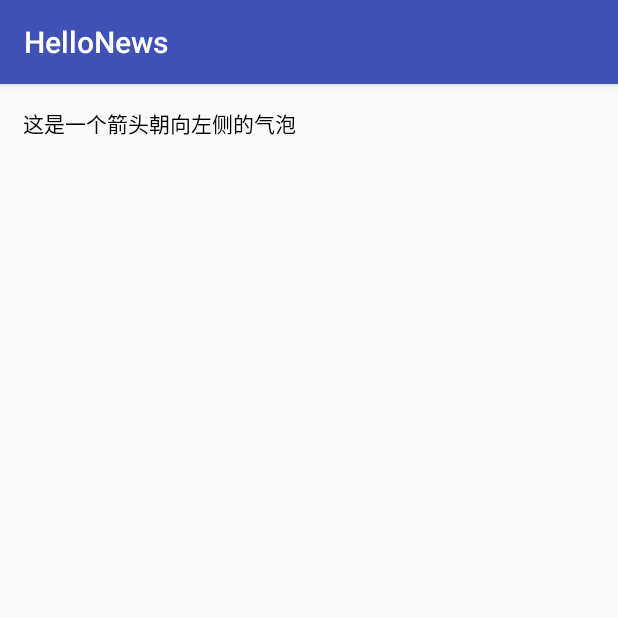
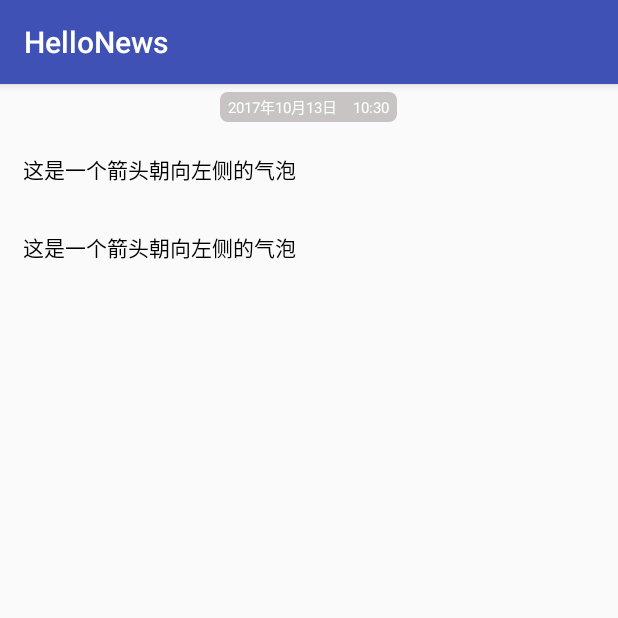
Before and after one commit to Rottin/HelloNews, an Android app: the screen it shows after launch (ChatActivity), on a phone screen of 412 x 824 dp, the top half of it. Run offline under Robolectric (Android 15) with nearby library versions, the phone set to English and light mode, and no system bars; libraries missing offline, so code that uses them is left out: com.github.library.bubbleview; plain views replace BubbleTextView; 3 statements that could not run were skipped.

Commit message:
Chat time, listview divider, greeting

```diff
--- a/app/src/main/java/com/rottin/administrator/hellonews/ChatActivity.java
+++ b/app/src/main/java/com/rottin/administrator/hellonews/ChatActivity.java
@@ -1,5 +1,8 @@
 package com.rottin.administrator.hellonews;
 
+import android.content.ClipData;
+import android.content.ClipDescription;
+import android.content.ClipboardManager;
 import android.content.Context;
 import android.nfc.Tag;
 import android.os.AsyncTask;
@@ -13,6 +16,8 @@ import android.view.View;
 import android.view.ViewGroup;
 import android.widget.BaseAdapter;
 import android.widget.ListView;
+import android.widget.TextView;
+import android.widget.Toast;
 
 import com.github.library.bubbleview.BubbleTextView;
 
@@ -22,7 +27,9 @@ import java.io.InputStreamReader;
 import java.net.MalformedURLException;
 import java.net.URL;
 import java.net.URLConnection;
+import java.sql.Time;
 import java.util.ArrayList;
+import java.util.Calendar;
 import java.util.HashMap;
 import java.util.Objects;
 import java.util.zip.Inflater;
@@ -43,6 +50,9 @@ public class ChatActivity extends AppCompatActivity {
         init();
         chatAdapter = new ChatAdapter(this, chatArrayList);
         chatListView.setAdapter(chatAdapter);
+
+        sendNowTime();
+        sendGreeting();
         mAsyncTask asyncTask = new mAsyncTask();
         asyncTask.execute();
     }
@@ -54,14 +64,49 @@ public class ChatActivity extends AppCompatActivity {
     }
 
     //发送一个聊天内容（在界面添加一个气泡
-    private void sendAChat(String content, int type) throws InterruptedException {
+    private void sendAChat(String content, int type) {
 
         // TODO: 2017/11/12 如果同时大量添加，气泡顺序混乱
 
         ChatData chatData = new ChatData(content, type);
         chatArrayList.add(chatData);
         chatAdapter.notifyDataSetChanged();
-        Thread.sleep(100);
+//        Thread.sleep(100);
+    }
+    private void sendNowTime(){
+        Calendar calendar = Calendar.getInstance();
+        String time = ""
+                + calendar.get(Calendar.YEAR)+"年"
+                + calendar.get(Calendar.MONTH)+"月"
+                +calendar.get(Calendar.DAY_OF_MONTH)+"日"
+                + "    "
+                + calendar.get(Calendar.HOUR_OF_DAY)+":";
+        if(calendar.get(Calendar.MINUTE)/10 == 0)
+            time  += "0"+calendar.get(Calendar.MINUTE);
+        else
+            time += calendar.get(Calendar.MINUTE);
+        Log.d(TAG, "NowTime:"+time);
+
+        ChatData chatData = new ChatData(time, 2);
+        chatArrayList.add(chatData);
+        chatAdapter.notifyDataSetChanged();
+    }
+    private void sendGreeting(){
+        Calendar calendar = Calendar.getInstance();
+        int hour = calendar.get(Calendar.HOUR_OF_DAY);
+        String greeting = "";
+        if(hour>=4 &&hour <10)
+            greeting = "早啊";
+        else if (hour>=10 &&hour <12)
+            greeting = "上午好";
+        else if (hour>=12 &&hour <18)
+            greeting = "下午好";
+        else if (hour>=18 &&hour <=24)
+            greeting = "晚上好";
+        else if (hour>=0&&hour<4)
+            greeting = "夜深了";
+
+        sendAChat(greeting,0);
     }
 
 
@@ -69,7 +114,7 @@ public class ChatActivity extends AppCompatActivity {
 
         Context context;
         ArrayList<ChatData> chatArrayList = null;
-        int[] bubbleLayout = {R.layout.bubble_arrow_to_left, R.layout.bubble_arrow_to_right};
+        int[] bubbleLayout = {R.layout.bubble_arrow_to_left, R.layout.bubble_arrow_to_right, R.layout.time_list_item};
         LayoutInflater inflater;
 
         public ChatAdapter(Context context, ArrayList<ChatData> chatArrayList) {
@@ -101,15 +146,40 @@ public class ChatActivity extends AppCompatActivity {
 //                int type = chatArrayList.get(position).getType();
 //                convertView = inflater.inflate(bubbleLayout[type], null);
 //            }
-            int type = chatArrayList.get(position).getType();
+            ChatData chatData = chatArrayList.get(position);
+            int type = chatData.getType();
             convertView = inflater.inflate(bubbleLayout[type], null);
+            if(type == 0|| type == 1){
+                final BubbleTextView bubbleTextView = (BubbleTextView) convertView.findViewById(R.id.bubble);
+                char[] contentToChar = chatData.getContent().toCharArray();
+                Log.d("Chat", chatData.getContent() + "");
+                bubbleTextView.setText(contentToChar, 0, contentToChar.length);
+                bubbleTextView.setOnLongClickListener(new View.OnLongClickListener() {
+                    @Override
+                    public boolean onLongClick(View v) {
+                        //长按复制内容
+                        ClipboardManager clipboardManager = (ClipboardManager)getSystemService(CLIPBOARD_SERVICE);
+                        ClipData.Item item = new ClipData.Item(bubbleTextView.getText());
+                        ClipDescription description = new ClipDescription(null,new String[]{ClipDescription.MIMETYPE_TEXT_PLAIN});
+                        ClipData clipData = new ClipData(description,item);
+                        clipboardManager.setPrimaryClip(clipData);
+                        Toast.makeText(ChatActivity.this, "已复制",Toast.LENGTH_SHORT).show();
+                        return true;
+                    }
+                });
+            }else if (type == 2){
+                TextView timeTextView = (TextView)convertView.findViewById(R.id.time_textview);
+                timeTextView.setText(chatData.getContent());
+            }
 
-            BubbleTextView bubbleTextView = (BubbleTextView) convertView.findViewById(R.id.bubble);
-            char[] contentToChar = chatArrayList.get(position).getContent().toCharArray();
-            Log.d("Chat", chatArrayList.get(position).getContent() + "");
-            bubbleTextView.setText(contentToChar, 0, contentToChar.length);
             return convertView;
         }
+
+        @Override
+        public boolean isEnabled(int position) {
+            return true;
+        }
+
     }
 
     private class mAsyncTask extends AsyncTask<String, Void, String>{
@@ -147,11 +217,7 @@ public class ChatActivity extends AppCompatActivity {
 
         @Override
         protected void onPostExecute(String s) {
-            try {
-                sendAChat(s, 0);
-            } catch (InterruptedException e) {
-                e.printStackTrace();
-            }
+            sendAChat(s, 0);
         }
     }
 }
--- a/app/src/main/java/com/rottin/administrator/hellonews/ChatData.java
+++ b/app/src/main/java/com/rottin/administrator/hellonews/ChatData.java
@@ -2,6 +2,11 @@ package com.rottin.administrator.hellonews;
 
 /**
  * Created by Administrator on 2017/11/12.
+ * content：显示内容字符串
+ * type：
+ *      0：左侧气泡
+ *      1：右侧气泡
+ *      2：时间
  */
 
 public class ChatData {
--- /dev/null
+++ b/app/src/main/res/drawable/background_grey.xml
@@ -0,0 +1,5 @@
+<?xml version="1.0" encoding="utf-8"?>
+<shape xmlns:android="http://schemas.android.com/apk/res/android">
+    <corners android:radius="5dp"></corners>
+    <solid android:color="#60766c6c"></solid>
+</shape>
--- a/app/src/main/res/layout/activity_chat.xml
+++ b/app/src/main/res/layout/activity_chat.xml
@@ -7,9 +7,12 @@
     tools:context="com.rottin.administrator.hellonews.ChatActivity">
 
     <ListView
+        android:divider="@null"
+        android:clickable="false"
         android:id="@+id/chat_list"
         android:layout_width="match_parent"
         android:layout_height="wrap_content"
+        android:listSelector="#00000000"
         android:stackFromBottom="true"
         android:transcriptMode="alwaysScroll">
 
--- /dev/null
+++ b/app/src/main/res/layout/time_list_item.xml
@@ -0,0 +1,19 @@
+<?xml version="1.0" encoding="utf-8"?>
+<LinearLayout xmlns:android="http://schemas.android.com/apk/res/android"
+    android:orientation="vertical" android:layout_width="match_parent"
+    android:layout_height="match_parent">
+
+    <TextView
+        android:layout_margin="5dp"
+        android:id="@+id/time_textview"
+        android:text="2017年11月13日    16：32"
+        android:textColor="#FFFFFF"
+        android:layout_gravity="center"
+        android:layout_width="wrap_content"
+        android:gravity="center"
+        android:textSize="10dp"
+        android:paddingLeft="5dp"
+        android:paddingRight="5dp"
+        android:background="@drawable/background_grey"
+        android:layout_height="20dp" />
+</LinearLayout>
```
